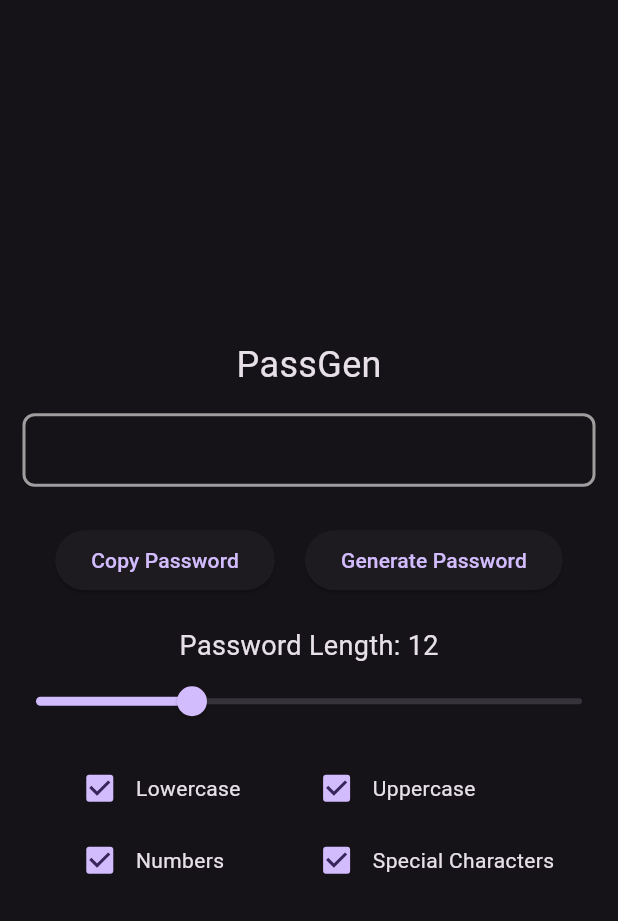
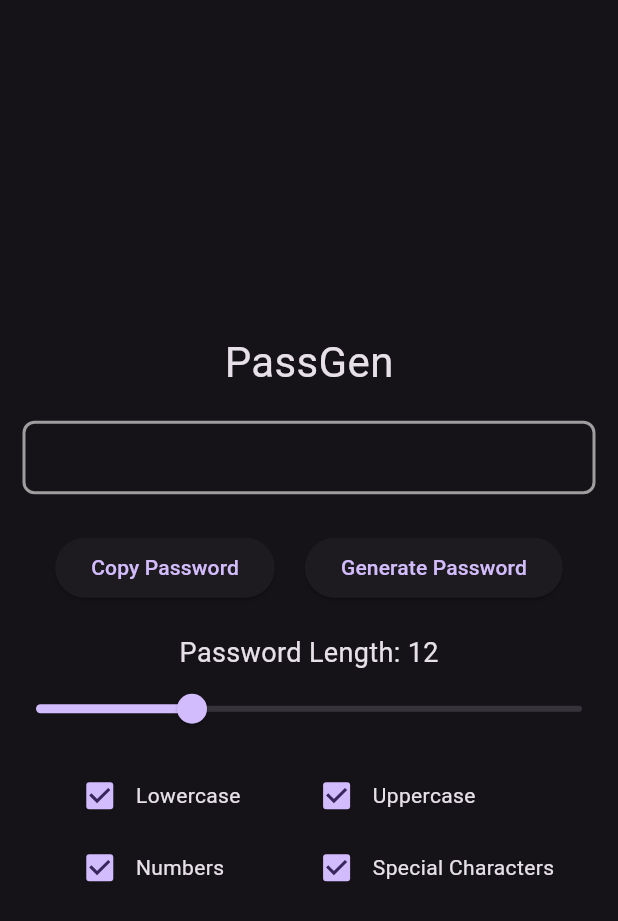
Before and after one commit to JulienToumieh/passgen, a Flutter app: the screen it shows after launch, on a phone screen of 412 x 824 dp. Shown: the top 921 px of the screen. Run offline on Flutter 3.47's test engine with Material 3 defaults, Android fonts, the phone set to English and light mode, and no system bars; missing offline and left inert: window_manager.

```diff
--- a/lib/main.dart
+++ b/lib/main.dart
@@ -145,54 +145,46 @@ class _MyHomePageState extends State<MyHomePage> {
         child: Column(
           mainAxisAlignment: MainAxisAlignment.center,
           children: <Widget>[
-
-const Text("PassGen",
-style: TextStyle(
-    fontSize: 24,  // Set the font size here
-  ),),
-
+            const Text(
+              "PassGen",
+              style: TextStyle(
+                fontSize: 28, // Set the font size here
+              ),
+            ),
+            const SizedBox(height: 4),
             Container(
               margin: EdgeInsets.all(15),
-              width: double
-                  .infinity,
+              width: double.infinity,
               decoration: BoxDecoration(
                 border: Border.all(
-                  color: Theme.of(context)
-                      .primaryColorLight,
+                  color: Theme.of(context).primaryColorLight,
                   width: 2,
                 ),
-                borderRadius:
-                    BorderRadius.circular(8),
+                borderRadius: BorderRadius.circular(8),
               ),
-              padding: const EdgeInsets.all(
-                  8),
+              padding: const EdgeInsets.all(8),
               child: Text(
                 generatedPassword,
-                textAlign: TextAlign
-                    .center,
-                    style: const TextStyle(
-    fontSize: 20,  // Set the font size here
-  ),
+                textAlign: TextAlign.center,
+                style: const TextStyle(
+                  fontSize: 20, // Set the font size here
+                ),
               ),
             ),
             Container(
               margin: EdgeInsets.all(10),
               child: Row(
-                mainAxisAlignment: MainAxisAlignment
-                    .center,
+                mainAxisAlignment: MainAxisAlignment.center,
                 children: [
                   ElevatedButton(
                     onPressed: _copyToClipboard,
                     child: const Text('Copy Password'),
                   ),
-                    const SizedBox(
-                        width:
-                            20),
+                  const SizedBox(width: 20),
                   ElevatedButton(
                     onPressed: _generatePassword,
                     child: const Text('Generate Password'),
                   ),
-
                 ],
               ),
             ),
```
Also changed, not shown: pubspec.yaml (+8 -3 lines), assets/icon/icon.png (added), pubspec.lock, 2 other files.
